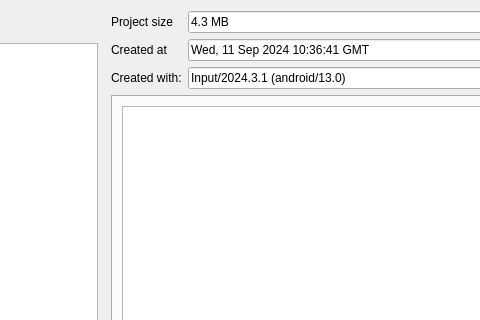
This is Mergin/ui/ui_versions_viewer.ui in MerginMaps/qgis-plugin as Qt 5 draws it before an edit; both pictures show x 794 to 1274 and y 0 to 320 of the 1380 by 834 pixel window. The edited form follows.
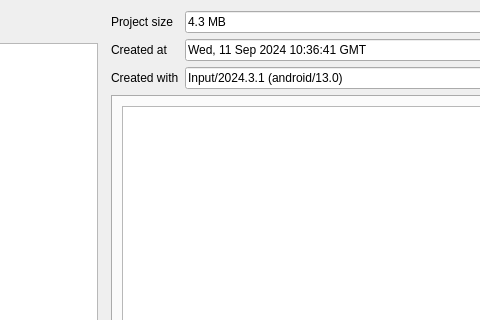
This is the edited form. Icons and pictures are not drawn. Custom widgets are drawn as their Qt base class.

Commit message: Handle download error instead of hanging on the loading screen...

```diff
--- a/Mergin/ui/ui_versions_viewer.ui
+++ b/Mergin/ui/ui_versions_viewer.ui
@@ -265,7 +265,7 @@
          <item row="3" column="0">
           <widget class="QLabel" name="label_5">
            <property name="text">
-            <string>Created with:</string>
+            <string>Created with</string>
            </property>
           </widget>
          </item>
```
The commit also changes 1 other file.
